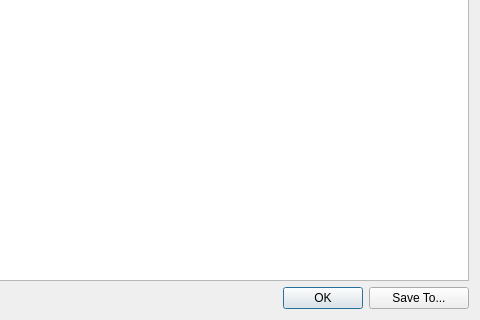
This is showResultDialog.ui in turgu1/IBMFFontEditor as Qt 5 draws it before an edit; both pictures show x 318 to 798 and y 277 to 597 of the 798 by 597 pixel window. The edited form follows.
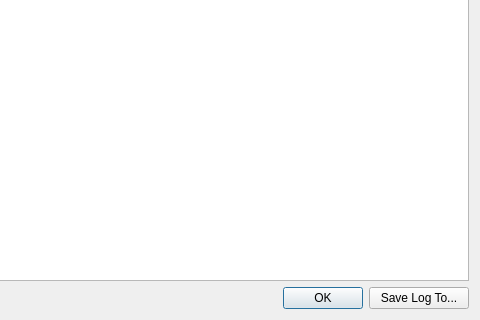
This is the edited form.

```diff
--- a/showResultDialog.ui
+++ b/showResultDialog.ui
@@ -66,7 +66,7 @@
         </size>
        </property>
        <property name="text">
-        <string>Save To...</string>
+        <string>Save Log To...</string>
        </property>
       </widget>
      </item>
```
